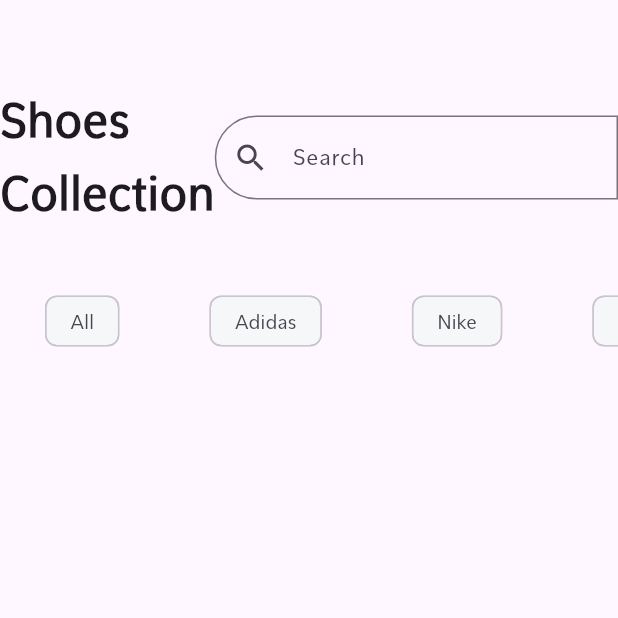
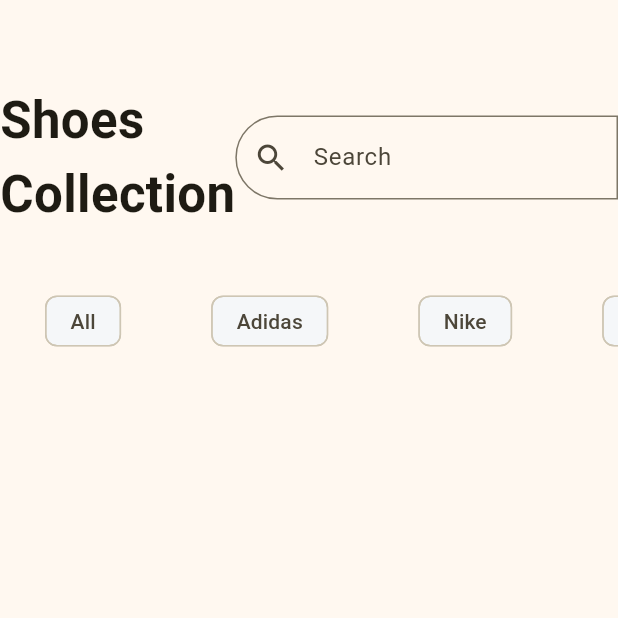
Before and after one commit to takiul-sumon/Shop-app, a Flutter app: the screen it shows after launch, on a phone screen of 412 x 824 dp, the top half of it. Run offline on Flutter 3.47's test engine with Material 3 defaults, Android fonts, the phone set to English and light mode, and no system bars.

Commit message:
Select Color

```diff
--- a/lib/app_body.dart
+++ b/lib/app_body.dart
@@ -51,17 +51,21 @@ class _homepageState extends State<homepage> {
                 itemBuilder: (BuildContext context, int index) {
                   final filter = filters[index];
                   return Padding(
-                    padding: EdgeInsets.symmetric(horizontal: 30),
+                    padding:const EdgeInsets.symmetric(horizontal: 30),
                     child: GestureDetector(
                       onTap: () {
-                        selected_Item = filter;
+                        setState(() {
+                          selected_Item = filter;
                         print(selected_Item);
+                        });
                       },
                       child: Chip(
+                        backgroundColor:selected_Item==filter? Theme.of(context).colorScheme.primary: Color.fromRGBO(245, 247, 249, 1),
                           label: Text(filter),
                           padding:
-                              EdgeInsets.symmetric(horizontal: 8, vertical: 5),
-                          backgroundColor: Color.fromRGBO(245, 247, 249, 1)),
+                          const    EdgeInsets.symmetric(horizontal: 8, vertical: 5),
+
+                         ),
                     ),
                   );
                 },
--- a/lib/main.dart
+++ b/lib/main.dart
@@ -16,9 +16,7 @@ class _shop_appState extends State<shop_app> {
   @override
   Widget build(BuildContext context) {
     return MaterialApp(
-      theme: ThemeData(
-        fontFamily: 'Pelita',hintColor: Colors.redAccent
-      ),
+      theme: ThemeData(colorScheme: ColorScheme.fromSeed(seedColor: Color.fromRGBO(254, 206, 1, 1)),),
       debugShowCheckedModeBanner: false,
       home: homepage(),
     );
```
